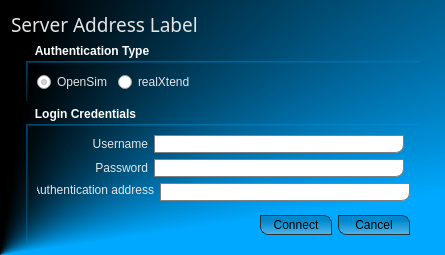
The window that bin/data/ui/login/inworld_credentials_dialog.ui (realXtend/tundra) describes before a commit, drawn with Qt 5.
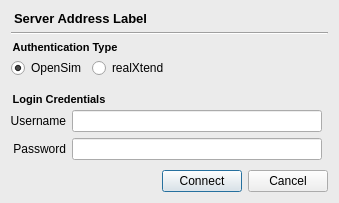
The same window after the commit.

Commit message: Renderer * Code cleanup/commenting * Removed Ogre::WindowEventListener as its not needed anymore with Qt * Window position goes now correctly to naali config from qt UI: * New theme and lots of tweaking * New ui files for core stuff Login: * Got rid of authentication field from start login and inworld login widget. Rex auth now account@server in the username field. TODO: Convert rest of inworld scene widgets to new theme tomorrow and check layouts from them. Feedback is welcome!

Patch:
```diff
--- a/bin/data/ui/login/inworld_credentials_dialog.ui
+++ b/bin/data/ui/login/inworld_credentials_dialog.ui
@@ -6,32 +6,51 @@
    <rect>
     <x>0</x>
     <y>0</y>
-    <width>445</width>
-    <height>255</height>
+    <width>339</width>
+    <height>203</height>
    </rect>
   </property>
-  <property name="minimumSize">
-   <size>
-    <width>445</width>
-    <height>255</height>
-   </size>
-  </property>
-  <property name="maximumSize">
-   <size>
-    <width>445</width>
-    <height>255</height>
-   </size>
-  </property>
   <property name="windowTitle">
    <string>Dialog</string>
   </property>
   <property name="styleSheet">
-   <string>QDialog {
-	background-color: qconicalgradient(cx:0, cy:1, angle:277.2, stop:0.267045 rgba(0, 169, 255, 255), stop:0.465909 rgba(0, 0, 0, 255));
+   <string notr="true">QDialog {
+/*
+	background-color: qlineargradient(spread:pad, x1:0.006, y1:0, x2:0, y2:1, stop:0.142045 rgba(229, 234, 243, 50), stop:0.295455 rgba(209, 215, 221, 110), stop:0.65 rgba(179, 183, 196, 110), stop:1 rgba(222, 227, 236, 100));
+*/
+	
+	background-color: rgb(235, 235, 235);
 	padding: 5px;
 }
 
 QGroupBox {
+/*
+	border: 2px solid;
+	border-color: qlineargradient(spread:pad, x1:0, y1:0, x2:1, y2:1, stop:0 rgba(0, 169, 255, 118), stop:1 rgba(0, 0, 0, 0));
+	border-radius: 0px;
+	border-top-right-radius: 0px;
+	border-bottom-left-radius: 0px;
+	border-right: 0px;
+	border-bottom: 0px;
+*/
+	border: 0px;
+	margin-top:17px;
+	margin-left: 0px;
+	margin-right: 0px;
+	font-size: 11px;
+	font: bold;
+	color: rgb(0, 0, 0);
+ }
+
+ QGroupBox::title {
+	subcontrol-origin: margin;
+	subcontrol-position: top left;
+	padding: 0px 0px;
+	background-color: rgba(0,0,0,0);
+ }
+
+ /*
+QGroupBox {
 	border: 2px solid;
 	border-color: qlineargradient(spread:pad, x1:0, y1:0, x2:1, y2:1, stop:0 rgba(0, 169, 255, 118), stop:1 rgba(0, 0, 0, 0));
 	border-radius: 0px;
@@ -68,8 +87,6 @@
 	font-size: 12px;
 }
 
-/* QPUSHBUTTON */
-
 QPushButton {
 	color: rgb(0, 0, 0);
 	min-width: 60px;
@@ -91,20 +108,32 @@
 
 QPushButton#pushButton_Connect, QPushButton#pushButton_Close {
 	margin-right:15px;
-}</string>
+}
+*/</string>
   </property>
   <layout class="QVBoxLayout" name="verticalLayout">
    <item>
     <widget class="QLabel" name="status_message_label">
      <property name="font">
       <font>
-       <family>Estrangelo Edessa</family>
-       <pointsize>14</pointsize>
+       <pointsize>10</pointsize>
+       <weight>75</weight>
+       <bold>true</bold>
       </font>
      </property>
      <property name="text">
       <string>Server Address Label</string>
      </property>
+     <property name="indent">
+      <number>3</number>
+     </property>
+    </widget>
+   </item>
+   <item>
+    <widget class="Line" name="line">
+     <property name="orientation">
+      <enum>Qt::Horizontal</enum>
+     </property>
     </widget>
    </item>
    <item>
@@ -113,12 +142,24 @@
       <string>Authentication Type</string>
      </property>
      <layout class="QHBoxLayout" name="horizontalLayout_7">
+      <property name="leftMargin">
+       <number>0</number>
+      </property>
+      <property name="topMargin">
+       <number>0</number>
+      </property>
+      <property name="rightMargin">
+       <number>0</number>
+      </property>
+      <property name="bottomMargin">
+       <number>9</number>
+      </property>
       <item>
        <layout class="QHBoxLayout" name="horizontalLayout_TopRadioButtons">
         <item>
          <widget class="QRadioButton" name="radioButton_OpenSim">
           <property name="styleSheet">
-           <string>color: rgb(229, 229, 229);</string>
+           <string notr="true"/>
           </property>
           <property name="text">
            <string>OpenSim</string>
@@ -131,7 +172,7 @@
         <item>
          <widget class="QRadioButton" name="radioButton_realXtend">
           <property name="styleSheet">
-           <string>color: rgb(229, 229, 229);</string>
+           <string notr="true"/>
           </property>
           <property name="text">
            <string>realXtend</string>
@@ -162,6 +203,9 @@
       <string>Login Credentials</string>
      </property>
      <layout class="QVBoxLayout" name="verticalLayout_3">
+      <property name="margin">
+       <number>0</number>
+      </property>
       <item>
        <layout class="QVBoxLayout" name="verticalLayout_InputFields">
         <item>
@@ -170,10 +214,16 @@
            <widget class="QLabel" name="label_Username">
             <property name="minimumSize">
              <size>
-              <width>111</width>
+              <width>55</width>
               <height>0</height>
              </size>
             </property>
+            <property name="maximumSize">
+             <size>
+              <width>55</width>
+              <height>16777215</height>
+             </size>
+            </property>
             <property name="text">
              <string>Username</string>
             </property>
@@ -222,10 +272,16 @@
            <widget class="QLabel" name="label_Password">
             <property name="minimumSize">
              <size>
-              <width>111</width>
+              <width>55</width>
               <height>0</height>
              </size>
             </property>
+            <property name="maximumSize">
+             <size>
+              <width>55</width>
+              <height>16777215</height>
+             </size>
+            </property>
             <property name="text">
              <string>Password</string>
             </property>
@@ -271,61 +327,6 @@
           </item>
          </layout>
         </item>
-        <item>
-         <layout class="QHBoxLayout" name="horizontalLayout">
-          <item>
-           <widget class="QLabel" name="label_AuthenticationServer">
-            <property name="minimumSize">
-             <size>
-              <width>111</width>
-              <height>0</height>
-             </size>
-            </property>
-            <property name="text">
-             <string>Authentication address</string>
-            </property>
-            <property name="alignment">
-             <set>Qt::AlignRight|Qt::AlignTop|Qt::AlignTrailing</set>
-            </property>
-           </widget>
-          </item>
-          <item>
-           <widget class="QLineEdit" name="lineEdit_AuthenticationAddress">
-            <property name="minimumSize">
-             <size>
-              <width>250</width>
-              <height>0</height>
-             </size>
-            </property>
-            <property name="maximumSize">
-             <size>
-              <width>250</width>
-              <height>16777215</height>
-             </size>
-            </property>
-            <property name="toolTip">
-             <string>Example : 192.168.1.133:10001 or http://world.myworld.com:10001</string>
-            </property>
-            <property name="alignment">
-             <set>Qt::AlignLeading|Qt::AlignLeft|Qt::AlignTop</set>
-            </property>
-           </widget>
-          </item>
-          <item>
-           <spacer name="horizontalSpacer_8">
-            <property name="orientation">
-             <enum>Qt::Horizontal</enum>
-            </property>
-            <property name="sizeHint" stdset="0">
-             <size>
-              <width>5</width>
-              <height>5</height>
-             </size>
-            </property>
-           </spacer>
-          </item>
-         </layout>
-        </item>
        </layout>
       </item>
       <item>
```
Left out of the diff: 2 changed lines with no effect on the pictures. The commit also changes 19 other files.
